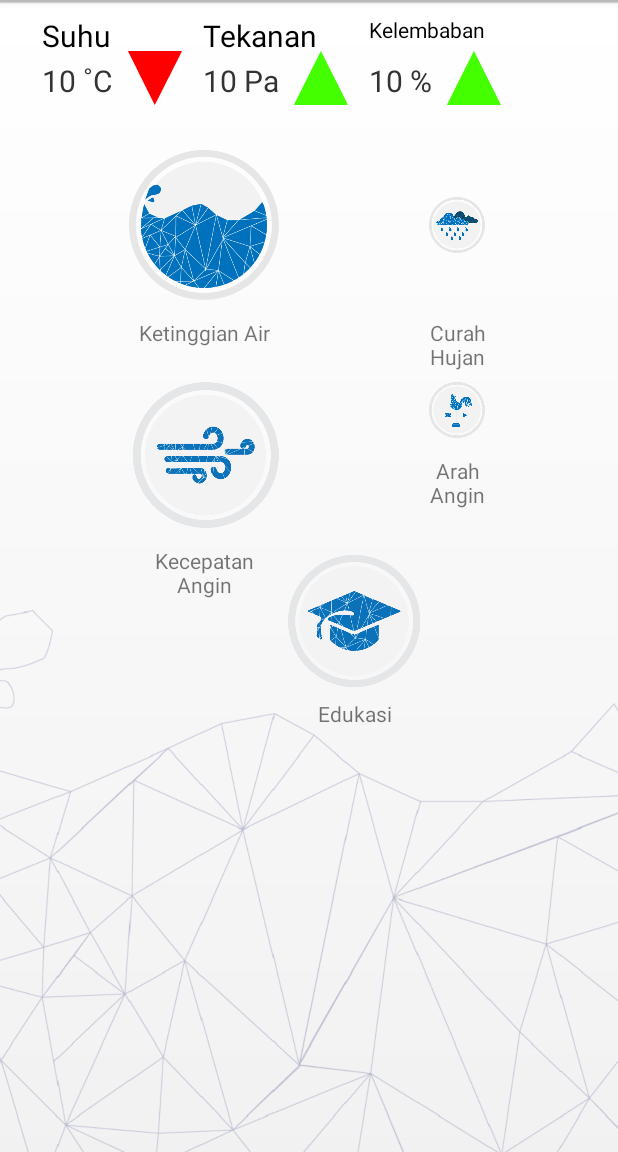
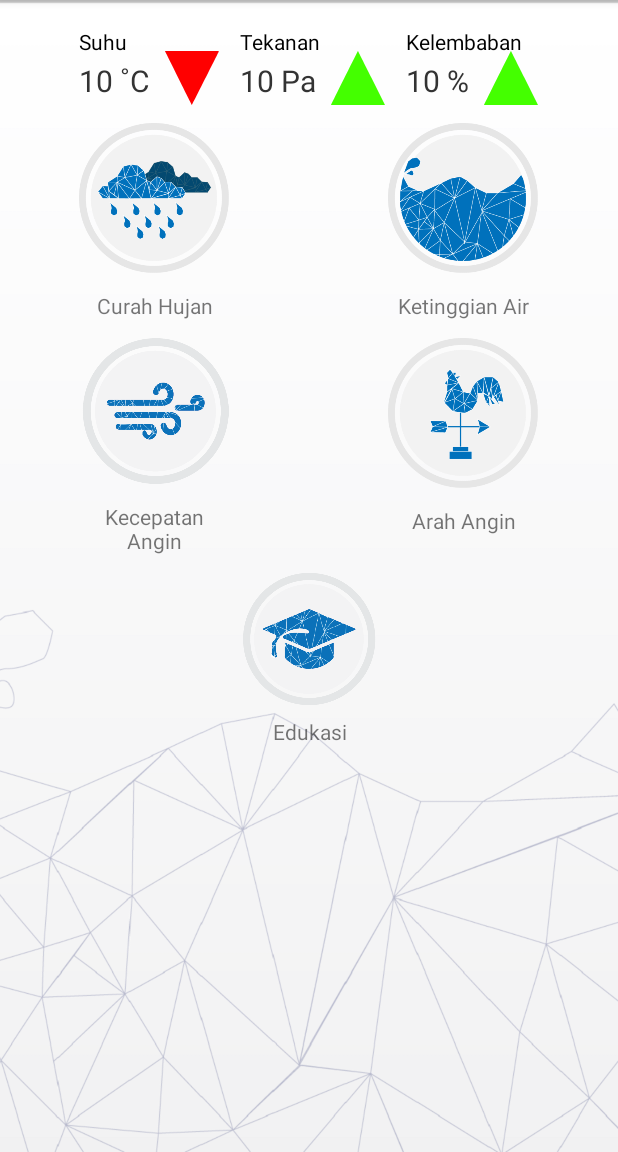
Before and after one commit to harryawk/zephyrus, an Android app: the screen it shows after launch (MenuUtama), on a phone screen of 412 x 824 dp, the part 84-1236 px from its top. Run offline under Robolectric (Android 15) with nearby library versions, the phone set to English and light mode, and no system bars.

Commit message:
refactor main menu

```diff
--- a/app/src/main/res/layout/activity_menu_utama.xml
+++ b/app/src/main/res/layout/activity_menu_utama.xml
@@ -16,12 +16,18 @@
         android:scaleType="centerCrop"
         android:layout_alignParentTop="true" />
 
+    <RelativeLayout
+        android:layout_width="match_parent"
+        android:layout_height="wrap_content"
+        android:id="@+id/layout_row_zero"
+        android:gravity="center">
+
         <TextView
             android:layout_width="wrap_content"
             android:layout_height="wrap_content"
             android:text="Suhu"
-        android:textSize="20dp"
-        android:layout_marginTop="10dp"
+            android:textSize="14dp"
+            android:layout_marginTop="18dp"
             android:layout_alignLeft="@+id/suhu_layout"
             android:textColor="#000"/>
 
@@ -29,8 +35,8 @@
             android:layout_width="wrap_content"
             android:layout_height="wrap_content"
             android:text="Tekanan"
-        android:textSize="20dp"
-        android:layout_marginTop="10dp"
+            android:textSize="14dp"
+            android:layout_marginTop="18dp"
             android:layout_alignLeft="@+id/tekanan_layout"
             android:textColor="#000"/>
 
@@ -39,7 +45,7 @@
             android:layout_height="wrap_content"
             android:text="Kelembaban"
             android:textSize="14dp"
-        android:layout_marginTop="10dp"
+            android:layout_marginTop="18dp"
             android:layout_alignLeft="@+id/kelembaban_layout"
             android:textColor="#000"
             android:id="@+id/textView6" />
@@ -47,7 +53,6 @@
         <RelativeLayout
             android:layout_width="wrap_content"
             android:layout_height="wrap_content"
-        android:layout_marginLeft="28dp"
             android:layout_marginTop="34dp"
             android:id="@+id/suhu_layout">
 
@@ -153,6 +158,31 @@
                 android:visibility="invisible"/>
 
         </RelativeLayout>
+    </RelativeLayout>
+
+    <RelativeLayout
+        android:layout_width="match_parent"
+        android:layout_height="wrap_content"
+        android:layout_below="@+id/layout_row_zero"
+        android:gravity="center">
+
+        <RelativeLayout
+            android:layout_width="match_parent"
+            android:layout_height="wrap_content"
+            android:layout_marginTop="12dp"
+            android:id="@+id/layout_row_one"
+            android:gravity="center_horizontal">
+
+            <LinearLayout
+                android:layout_width="match_parent"
+                android:layout_height="wrap_content"
+                android:orientation="horizontal">
+
+                <RelativeLayout
+                    android:layout_width="0dp"
+                    android:layout_height="wrap_content"
+                    android:layout_weight="1"
+                    android:gravity="center">
 
                     <ImageView
                         android:layout_width="wrap_content"
@@ -161,16 +191,63 @@
                         android:id="@+id/curah_hujan"
                         android:adjustViewBounds="true"
                         android:maxWidth="100dp"
-        android:layout_marginTop="100dp"
-        android:layout_alignParentTop="true"
-        android:layout_toRightOf="@+id/textView"
-        android:layout_alignTop="@+id/ketinggian_air"
-        android:layout_alignLeft="@+id/arah_angin"
-        android:onClick="switchActivity"
-        android:layout_above="@+id/textView2"
-        android:layout_alignRight="@+id/arah_angin"
-        android:layout_alignEnd="@+id/arah_angin" />
+                        android:onClick="switchActivity" />
+                    <TextView
+                        android:text="@string/curah_hujan"
+                        android:layout_width="wrap_content"
+                        android:layout_height="wrap_content"
+                        android:layout_marginTop="12dp"
+                        android:id="@+id/textView3"
+                        android:layout_below="@+id/curah_hujan"
+                        android:layout_alignRight="@+id/curah_hujan"
+                        android:layout_alignLeft="@+id/curah_hujan"
+                        android:textAlignment="center" />
+                </RelativeLayout>
 
+                <RelativeLayout
+                    android:layout_width="0dp"
+                    android:layout_height="wrap_content"
+                    android:layout_weight="1"
+                    android:gravity="center">
+                    <ImageView
+                        android:layout_width="wrap_content"
+                        android:layout_height="wrap_content"
+                        android:src="@drawable/ketinggian_air"
+                        android:id="@+id/ketinggian_air"
+                        android:adjustViewBounds="true"
+                        android:maxWidth="100dp"
+                        android:onClick="switchActivity" />
+                    <TextView
+                        android:text="@string/ketinggian_air"
+                        android:layout_width="wrap_content"
+                        android:layout_height="wrap_content"
+                        android:layout_marginTop="12dp"
+                        android:id="@+id/textView2"
+                        android:layout_below="@+id/ketinggian_air"
+                        android:layout_alignLeft="@+id/ketinggian_air"
+                        android:layout_alignRight="@+id/ketinggian_air"
+                        android:textAlignment="center" />
+                </RelativeLayout>
+            </LinearLayout>
+        </RelativeLayout>
+
+        <RelativeLayout
+            android:layout_width="match_parent"
+            android:layout_height="wrap_content"
+            android:id="@+id/layout_row_two"
+            android:layout_below="@+id/layout_row_one"
+            android:gravity="center"
+            android:layout_marginTop="12dp">
+            <LinearLayout
+                android:layout_width="match_parent"
+                android:layout_height="wrap_content"
+                android:orientation="horizontal">
+
+                <RelativeLayout
+                    android:layout_width="0dp"
+                    android:layout_weight="1"
+                    android:layout_height="wrap_content"
+                    android:gravity="center">
 
                     <ImageView
                         android:layout_width="wrap_content"
@@ -179,22 +256,24 @@
                         android:id="@+id/kecepatan_angin"
                         android:adjustViewBounds="true"
                         android:maxWidth="100dp"
-        android:layout_marginTop="23dp"
-        android:onClick="switchActivity"
-        android:layout_below="@+id/textView2"
-        android:layout_toLeftOf="@+id/education_activity" />
-
-    <ImageView
+                        android:onClick="switchActivity"/>
+                    <TextView
+                        android:text="@string/kecepatan_angin"
                         android:layout_width="wrap_content"
                         android:layout_height="wrap_content"
-        android:src="@drawable/ketinggian_air"
-        android:id="@+id/ketinggian_air"
-        android:adjustViewBounds="true"
-        android:maxWidth="100dp"
-        android:layout_marginTop="100dp"
-        android:layout_alignParentTop="true"
-        android:layout_toLeftOf="@+id/education_activity"
-        android:onClick="switchActivity" />
+                        android:layout_marginTop="12dp"
+                        android:id="@+id/textView5"
+                        android:layout_below="@+id/kecepatan_angin"
+                        android:layout_alignLeft="@+id/kecepatan_angin"
+                        android:layout_alignRight="@+id/kecepatan_angin"
+                        android:textAlignment="center" />
+                </RelativeLayout>
+
+                <RelativeLayout
+                    android:layout_width="0dp"
+                    android:layout_weight="1"
+                    android:layout_height="wrap_content"
+                    android:gravity="center">
 
                     <ImageView
                         android:layout_width="wrap_content"
@@ -203,58 +282,7 @@
                         android:id="@+id/arah_angin"
                         android:adjustViewBounds="true"
                         android:maxWidth="100dp"
-        android:layout_toRightOf="@+id/textView"
-        android:onClick="switchActivity"
-        android:layout_alignTop="@+id/kecepatan_angin"
-        android:layout_alignRight="@+id/textView6"
-        android:layout_alignEnd="@+id/textView6" />
-
-    <!--<RelativeLayout-->
-        <!--android:layout_width="match_parent"-->
-        <!--android:layout_height="wrap_content"-->
-        <!--android:id="@+id/education_activity_layout">-->
-
-        <ImageView
-            android:layout_width="wrap_content"
-            android:layout_height="wrap_content"
-            android:src="@drawable/edukasi"
-            android:id="@+id/education_activity"
-            android:foregroundGravity="center"
-            android:adjustViewBounds="true"
-            android:maxWidth="100dp"
-            android:layout_marginRight="126dp"
-            android:layout_marginTop="370dp"
-            android:layout_alignParentTop="true"
-            android:layout_alignParentRight="true"
                         android:onClick="switchActivity" />
-    <!--</RelativeLayout>-->
-
-    <TextView
-        android:text="@string/ketinggian_air"
-        android:layout_width="wrap_content"
-        android:layout_height="wrap_content"
-        android:layout_marginTop="12dp"
-        android:id="@+id/textView2"
-        android:layout_below="@+id/ketinggian_air"
-        android:layout_alignLeft="@+id/ketinggian_air"
-        android:layout_alignStart="@+id/ketinggian_air"
-        android:layout_alignRight="@+id/ketinggian_air"
-        android:layout_alignEnd="@+id/ketinggian_air"
-        android:textAlignment="center" />
-
-    <TextView
-        android:text="@string/curah_hujan"
-        android:layout_width="wrap_content"
-        android:layout_height="wrap_content"
-        android:layout_marginTop="12dp"
-        android:id="@+id/textView3"
-        android:layout_below="@+id/curah_hujan"
-        android:layout_alignLeft="@+id/curah_hujan"
-        android:layout_alignStart="@+id/curah_hujan"
-        android:layout_alignRight="@+id/curah_hujan"
-        android:layout_alignEnd="@+id/curah_hujan"
-        android:textAlignment="center" />
-
                     <TextView
                         android:text="@string/arah_angin"
                         android:layout_width="wrap_content"
@@ -263,24 +291,29 @@
                         android:id="@+id/textView4"
                         android:layout_below="@+id/arah_angin"
                         android:layout_alignLeft="@+id/arah_angin"
-        android:layout_alignStart="@+id/arah_angin"
                         android:layout_alignRight="@+id/arah_angin"
-        android:layout_alignEnd="@+id/arah_angin"
                         android:textAlignment="center" />
+                </RelativeLayout>
+            </LinearLayout>
 
-    <TextView
-        android:text="@string/kecepatan_angin"
+        </RelativeLayout>
+
+        <RelativeLayout
+            android:layout_width="match_parent"
+            android:layout_height="wrap_content"
+            android:layout_below="@+id/layout_row_two"
+            android:id="@+id/education_activity_layout"
+            android:gravity="center"
+            android:layout_marginTop="12dp">
+
+            <ImageView
                 android:layout_width="wrap_content"
                 android:layout_height="wrap_content"
-        android:layout_marginTop="12dp"
-        android:id="@+id/textView5"
-        android:layout_below="@+id/kecepatan_angin"
-        android:layout_alignLeft="@+id/kecepatan_angin"
-        android:layout_alignStart="@+id/kecepatan_angin"
-        android:layout_alignRight="@+id/kecepatan_angin"
-        android:layout_alignEnd="@+id/kecepatan_angin"
-        android:textAlignment="center" />
-
+                android:src="@drawable/edukasi"
+                android:id="@+id/education_activity"
+                android:adjustViewBounds="true"
+                android:maxWidth="100dp"
+                android:onClick="switchActivity" />
             <TextView
                 android:layout_width="wrap_content"
                 android:layout_height="wrap_content"
@@ -293,5 +326,10 @@
                 android:layout_alignEnd="@+id/education_activity"
                 android:layout_alignLeft="@+id/education_activity"
                 android:layout_alignStart="@+id/education_activity" />
+        </RelativeLayout>
+
+
 
     </RelativeLayout>
+
+</RelativeLayout>
```
Lines whose indentation alone changed are shown as unchanged.
